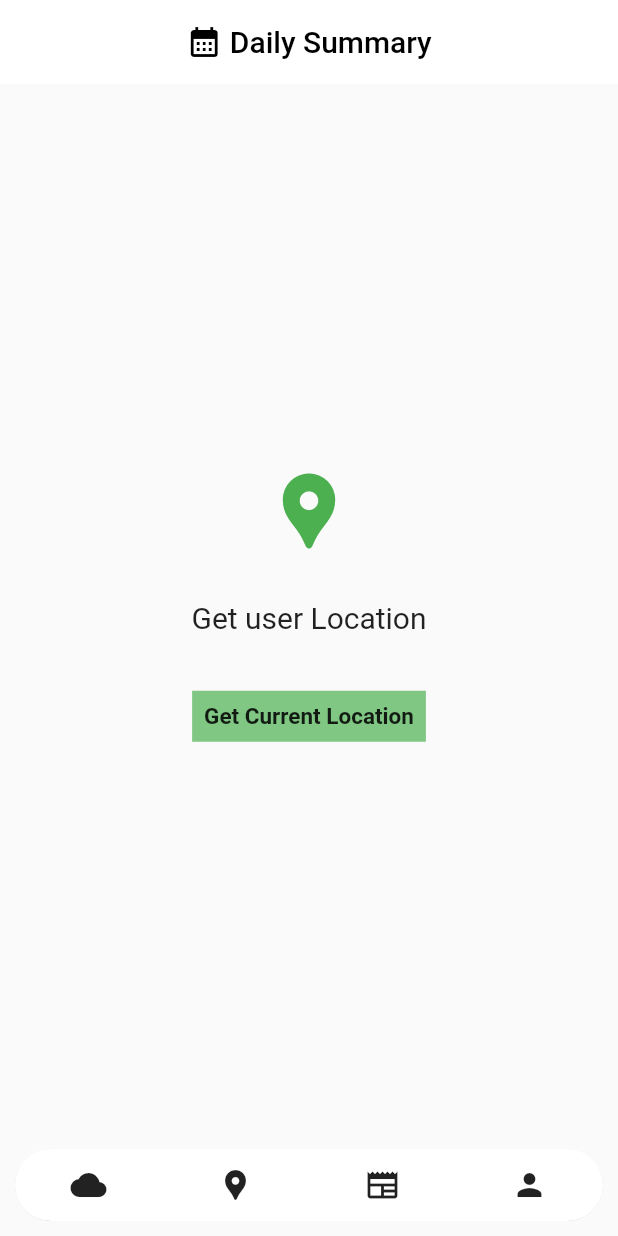
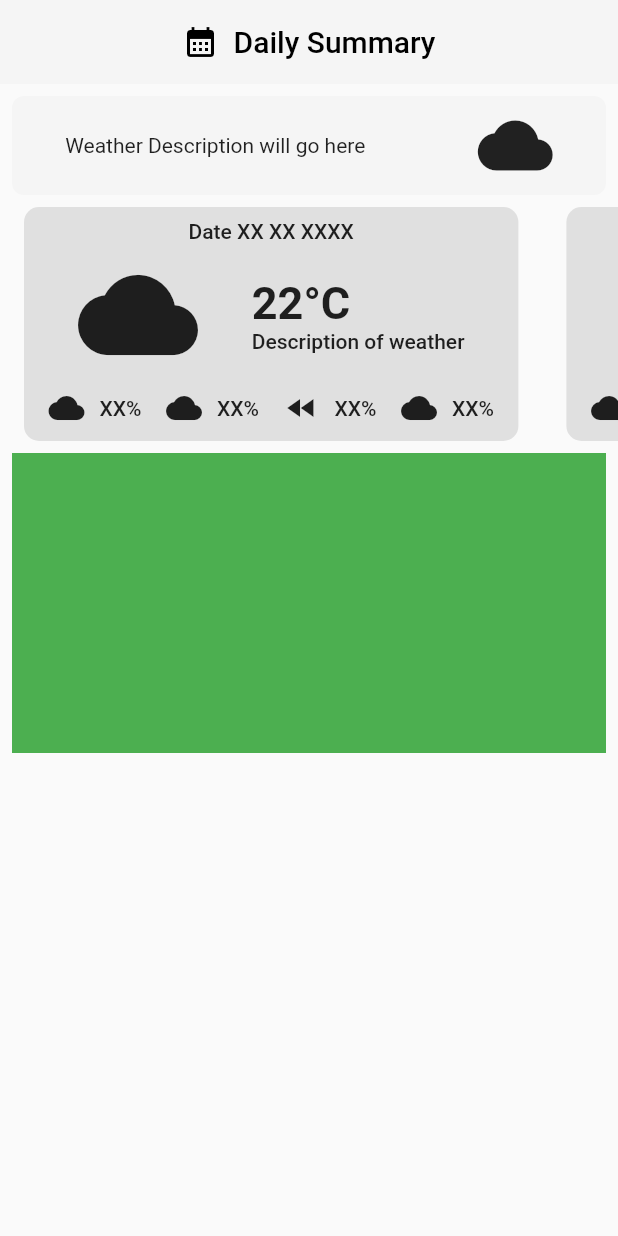
Before and after one commit to blackmoney069/Questt-Project, a Flutter app: the screen it shows after launch, on a phone screen of 412 x 824 dp. Run offline on Flutter 3.47's test engine with Material 2 defaults, Android fonts, the phone set to English and light mode, and no system bars; our stand-ins replace geolocator.

```diff
--- a/lib/main.dart
+++ b/lib/main.dart
@@ -2,6 +2,7 @@
 
 import 'package:flutter/material.dart';
 import "package:geolocator/geolocator.dart";
+import 'package:http/http.dart' as http;
 
 void main() {
   runApp(const MyApp());
@@ -18,108 +19,228 @@ class _MyAppState extends State<MyApp> {
   @override
   Widget build(BuildContext context) {
     return MaterialApp(
-      home: LocationApp(),
+      home: DailySummaryApp(),
     );
   }
 }
 
-class LocationApp extends StatefulWidget {
-  const LocationApp({Key? key}) : super(key: key);
+class DailySummaryApp extends StatefulWidget {
+  const DailySummaryApp({Key? key}) : super(key: key);
 
   @override
-  State<LocationApp> createState() => _LocationAppState();
+  State<DailySummaryApp> createState() => _DailySummaryAppState();
 }
 
-class _LocationAppState extends State<LocationApp> {
-  var locationMessage = "";
+class _DailySummaryAppState extends State<DailySummaryApp> {
+  var latitude;
+  var longitude;
+  void initState() {
+    getCurrentLocation();
+  }
 
   void getCurrentLocation() async {
     var position = await Geolocator()
         .getCurrentPosition(desiredAccuracy: LocationAccuracy.high);
-    var lastPostion = await Geolocator().getLastKnownPosition();
-    print(lastPostion);
 
     setState(() {
-      locationMessage = "$position.latitude , $position.longitude";
+      this.latitude = position.latitude;
+      this.longitude = position.longitude;
     });
+  }
+
+  void getWeatherInfo() async {
+    final apiParameters = {
+      'lat': "$latitude",
+      'lon': "$longitude",
+      'appid': '98e8dfcf44ea2319b693eb4c58b2a6018'
+    };
+
+    final uri = Uri.http(
+        'api.openweathermap.org', '/data/2.5/forecast/daily', apiParameters);
+    final response = await http.get(uri);
+    print(response.body);
   }
 
   @override
   Widget build(BuildContext context) {
     return Scaffold(
         appBar: AppBar(
+          foregroundColor: Colors.black,
+          backgroundColor: Colors.grey[100],
+          elevation: 0,
           title: Row(
             mainAxisAlignment: MainAxisAlignment.center,
             children: [
               Icon(Icons.calendar_month),
-              SizedBox(width: 5,),
+              SizedBox(
+                width: 10,
+              ),
               Text("Daily Summary")
             ],
           ),
-          elevation: 0,
-          backgroundColor: Colors.white,
-          foregroundColor: Colors.black,
         ),
-        body: Center(
+        body: Column(
+          children: [
+            WeatherDescription(),
+            SingleChildScrollView(
+              scrollDirection: Axis.horizontal,
+              child: SwipeCards(),
+            ),
+            SummaryChart(),
+          ],
+        ));
+  }
+}
+
+class WeatherDescription extends StatelessWidget {
+  const WeatherDescription({Key? key}) : super(key: key);
+
+  @override
+  Widget build(BuildContext context) {
+    return Padding(
+      padding: const EdgeInsets.all(8.0),
+      child: DecoratedBox(
+        decoration: BoxDecoration(
+          color: Colors.grey[100],
+          borderRadius: BorderRadius.circular(8),
+        ),
+        child: Padding(
+          padding: const EdgeInsets.all(8.0),
+          child: Row(
+            mainAxisAlignment: MainAxisAlignment.spaceEvenly,
+            children: [
+              Text("Weather Description will go here"),
+              SizedBox(
+                width: 20,
+              ),
+              Icon(
+                Icons.cloud,
+                size: 50,
+              ),
+            ],
+          ),
+        ),
+      ),
+    );
+  }
+}
+
+class SwipeCards extends StatelessWidget {
+  const SwipeCards({Key? key}) : super(key: key);
+
+  @override
+  Widget build(BuildContext context) {
+    return Row(
+      children: [
+        FlatButton(child: SwipeCard(), onPressed: () {}),
+        FlatButton(child: SwipeCard(), onPressed: () {}),
+        FlatButton(child: SwipeCard(), onPressed: () {}),
+        FlatButton(child: SwipeCard(), onPressed: () {}),
+      ],
+    );
+  }
+}
+
+class SwipeCard extends StatelessWidget {
+  const SwipeCard({Key? key}) : super(key: key);
+
+  @override
+  Widget build(BuildContext context) {
+    return Container(
+          width: MediaQuery.of(context).size.width * 0.8,
+          decoration: BoxDecoration(
+              borderRadius: BorderRadius.circular(10), color: Colors.grey[300]),
           child: Column(
-            mainAxisAlignment: MainAxisAlignment.center,
+            children: [
+              Padding(
+                padding: const EdgeInsets.all(8.0),
+                child: Text("Date XX XX XXXX"),
+              ),
+              Row(
+                mainAxisAlignment: MainAxisAlignment.spaceEvenly,
                 children: [
                   Icon(
-                Icons.location_pin,
-                color: Colors.green,
-                size: 60,
+                    Icons.cloud,
+                    size: 80,
                   ),
+                  Column(
+                    mainAxisAlignment: MainAxisAlignment.start,
+                    crossAxisAlignment: CrossAxisAlignment.start,
+                    children: [
+                      Text(
+                        "22°C",
+                        style: TextStyle(
+                            fontSize: 30, fontWeight: FontWeight.bold),
+                      ),
+                      Text("Description of weather",
+                        maxLines: 2,),
+                    ],
+                  )
+                ],
+              ),
+              Padding(
+                padding:
+                    const EdgeInsets.symmetric(vertical: 10.0, horizontal: 0),
+                child: Row(
+                  mainAxisAlignment: MainAxisAlignment.spaceEvenly,
+                  children: [
+                    Row(
+                      children: [
+                        Icon(Icons.cloud),
                         SizedBox(
-                height: 30,
+                          width: 10,
                         ),
-              Text(
-                'Get user Location',
-                style: TextStyle(fontSize: 20),
+                        Text("XX%")
+                      ],
                     ),
+                    Row(
+                      children: [
+                        Icon(Icons.cloud),
                         SizedBox(
-                height: 30,
+                          width: 10,
                         ),
-              FlatButton(
-                onPressed: () {
-                  getCurrentLocation();
-                },
-                child: Container(
-                  padding: EdgeInsets.all(8),
-                  color: Colors.green[300],
-                  child: Text(
-                    'Get Current Location',
-                    style: TextStyle(
-                      fontWeight: FontWeight.bold,
-                      fontSize: 15,
+                        Text("XX%")
+                      ],
                     ),
+                    Row(
+                      children: [
+                        Icon(Icons.fast_rewind),
+                        SizedBox(
+                          width: 10,
                         ),
+                        Text("XX%")
+                      ],
+                    ),
+                    Row(
+                      children: [
+                        Icon(Icons.cloud),
+                        SizedBox(
+                          width: 10,
+                        ),
+                        Text("XX%")
+                      ],
+                    ),
+                  ],
                 ),
               ),
             ],
           ),
-        ),
-        bottomNavigationBar: Container(
-          margin: EdgeInsets.all(10),
-          child: ClipRRect(
-            borderRadius: BorderRadius.all(Radius.circular(30)),
-            child: BottomAppBar(
-              child: Row(
-                mainAxisAlignment: MainAxisAlignment.spaceAround,
-                children: [
-                  IconButton(
-                    onPressed: () {},
-                    icon: Icon(
-                      Icons.cloud,
-                    ),
-                    highlightColor: Colors.blue,
-                  ),
-                  IconButton(onPressed: () {}, icon: Icon(Icons.location_pin)),
-                  IconButton(onPressed: () {}, icon: Icon(Icons.newspaper)),
-                  IconButton(onPressed: () {}, icon: Icon(Icons.person)),
-                ],
-              ),
-            ),
-          ),
-        ));
+    );
   }
 }
+
+
+class SummaryChart extends StatelessWidget {
+  const SummaryChart({Key? key}) : super(key: key);
+
+  @override
+  Widget build(BuildContext context) {
+    return Padding(
+      padding: const EdgeInsets.all(8.0),
+      child: Container(
+        height: 200,
+        color: Colors.green,
+      ),
+    );
+  }
+}
```
Lines whose indentation alone changed are shown as unchanged.
